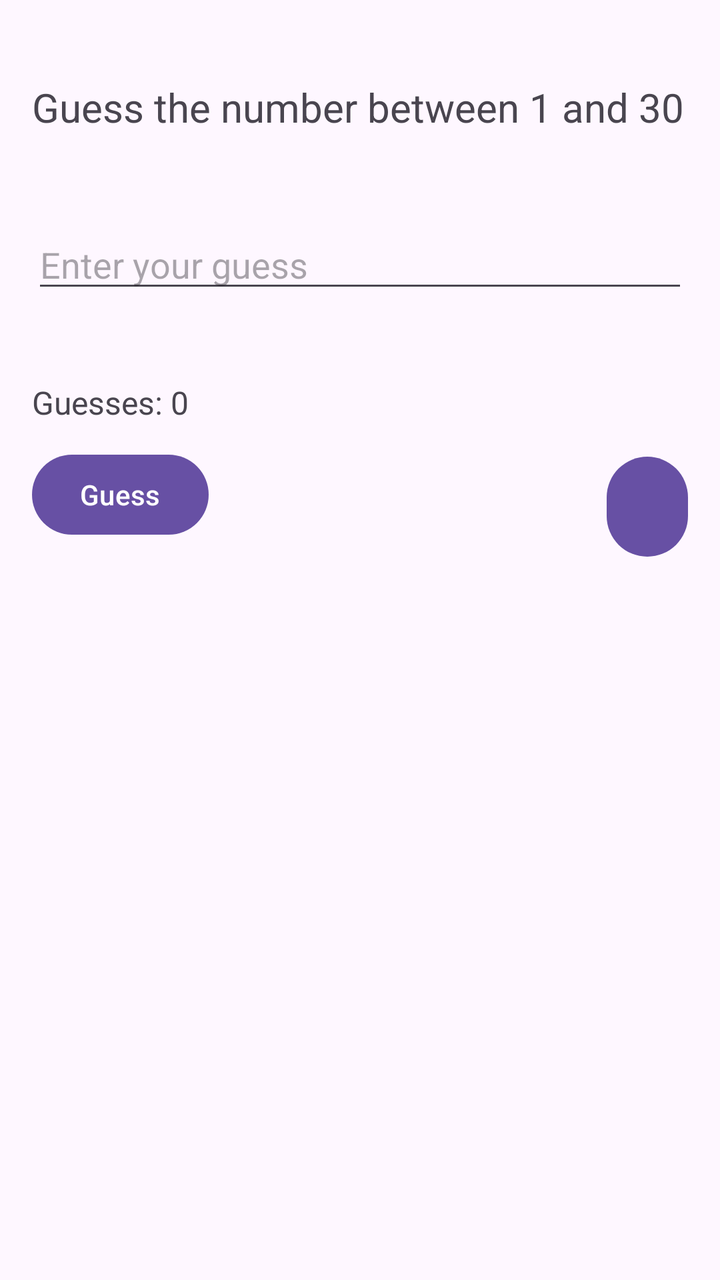
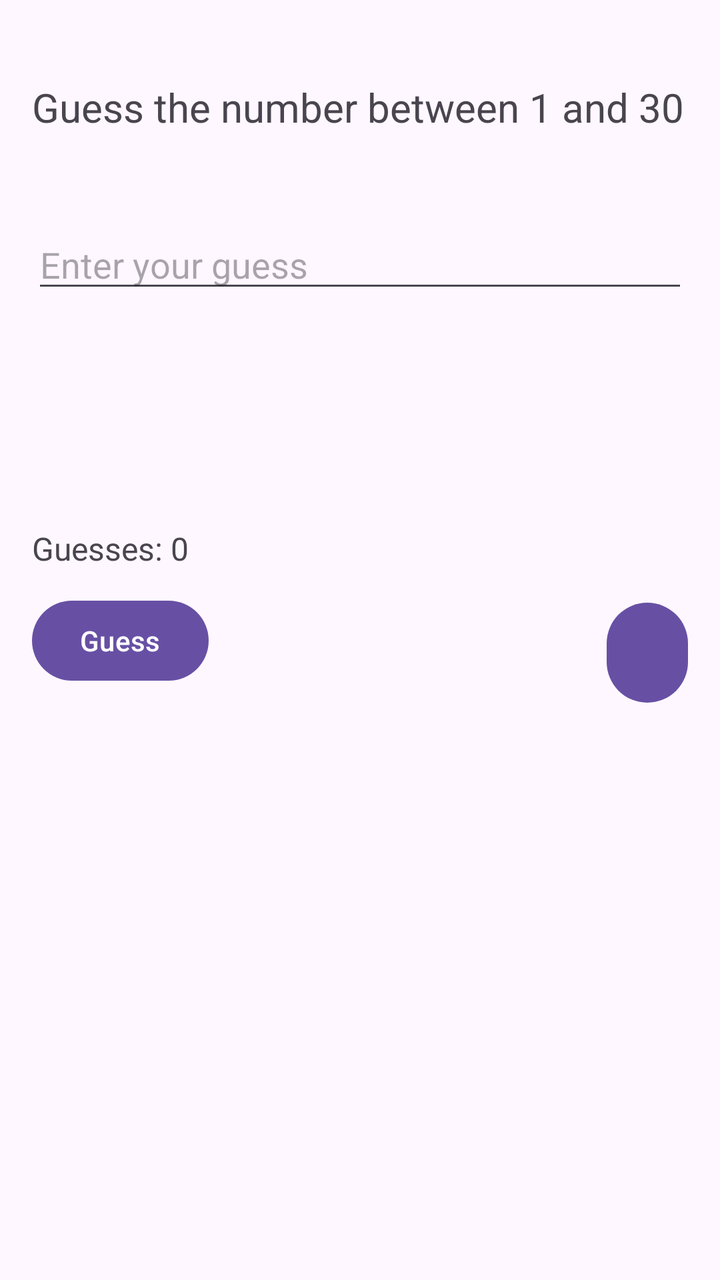

Two renders of the same Android screen: before a commit and after it. Below are the layout's source before the change and the commit's diff.
<!-- AndroidManifest.xml: application theme Theme.Lab1Part2 -->
<!-- res/layout/activity_main.xml -->
<?xml version="1.0" encoding="utf-8"?>
<RelativeLayout xmlns:android="http://schemas.android.com/apk/res/android"
    android:id="@+id/main"
    android:layout_width="match_parent"
    android:layout_height="match_parent"
    android:padding="16dp">

    <Button
        android:id="@+id/buttonPlayAgain"
        android:layout_width="93dp"
        android:layout_height="58dp"
        android:layout_below="@+id/textFeedback"
        android:layout_marginStart="199dp"
        android:layout_marginTop="40dp"
        android:layout_toEndOf="@+id/buttonGuess"
        android:text="Play Again" />

    <TextView
        android:id="@+id/textTitle"
        android:layout_width="351dp"
        android:layout_height="62dp"
        android:layout_marginTop="24dp"
        android:text="Guess the number between 1 and 30"
        android:textSize="20sp" />

    <EditText
        android:id="@+id/editGuess"
        android:layout_width="match_parent"
        android:layout_height="wrap_content"
        android:layout_below="@id/textTitle"
        android:layout_marginTop="8dp"
        android:hint="Enter your guess"
        android:inputType="number" />

    
    <TextView
        android:id="@+id/textFeedback"
        android:layout_width="170dp"
        android:layout_height="32dp"
        android:layout_below="@id/editGuess"
        android:layout_marginTop="1dp"
        android:textSize="20sp" />

    <TextView
        android:id="@+id/textGuessCount"
        android:layout_width="wrap_content"
        android:layout_height="wrap_content"
        android:layout_below="@id/textFeedback"
        android:layout_marginTop="6dp"
        android:text="Guesses: 0"
        android:textSize="16sp" />

    <Button
        android:id="@+id/buttonGuess"
        android:layout_width="wrap_content"
        android:layout_height="wrap_content"
        android:layout_below="@id/textFeedback"
        android:layout_marginTop="39dp"
        android:text="Guess" />

    
    android:layout_toEndOf="@id/buttonGuess"
    android:enabled="false"
    android:text="Play Again" />

</RelativeLayout>
<!-- resources referenced by this layout -->
<resources>
  <style name="Theme.Lab1Part2" parent="Base.Theme.Lab1Part2" />
  <style name="Base.Theme.Lab1Part2" parent="Theme.Material3.DayNight.NoActionBar">
          
          
      </style>
</resources>

<!-- the commit's change to res/layout/activity_main.xml (unified diff, before → after) -->
@@ -4,16 +4,6 @@
     android:layout_width="match_parent"
     android:layout_height="match_parent"
     android:padding="16dp">
-
-    <Button
-        android:id="@+id/buttonPlayAgain"
-        android:layout_width="93dp"
-        android:layout_height="58dp"
-        android:layout_below="@+id/textFeedback"
-        android:layout_marginStart="199dp"
-        android:layout_marginTop="40dp"
-        android:layout_toEndOf="@+id/buttonGuess"
-        android:text="Play Again" />
 
     <TextView
         android:id="@+id/textTitle"
@@ -35,18 +25,28 @@
     
     <TextView
         android:id="@+id/textFeedback"
-        android:layout_width="170dp"
-        android:layout_height="32dp"
+        android:layout_width="201dp"
+        android:layout_height="80dp"
         android:layout_below="@id/editGuess"
         android:layout_marginTop="1dp"
         android:textSize="20sp" />
+
+    <Button
+        android:id="@+id/buttonPlayAgain"
+        android:layout_width="93dp"
+        android:layout_height="58dp"
+        android:layout_below="@+id/textFeedback"
+        android:layout_marginStart="199dp"
+        android:layout_marginTop="65dp"
+        android:layout_toEndOf="@+id/buttonGuess"
+        android:text="Play Again" />
 
     <TextView
         android:id="@+id/textGuessCount"
         android:layout_width="wrap_content"
         android:layout_height="wrap_content"
         android:layout_below="@id/textFeedback"
-        android:layout_marginTop="6dp"
+        android:layout_marginTop="31dp"
         android:text="Guesses: 0"
         android:textSize="16sp" />
 
@@ -55,12 +55,7 @@
         android:layout_width="wrap_content"
         android:layout_height="wrap_content"
         android:layout_below="@id/textFeedback"
-        android:layout_marginTop="39dp"
+        android:layout_marginTop="64dp"
         android:text="Guess" />
 
-    
-    android:layout_toEndOf="@id/buttonGuess"
-    android:enabled="false"
-    android:text="Play Again" />
-
 </RelativeLayout>
